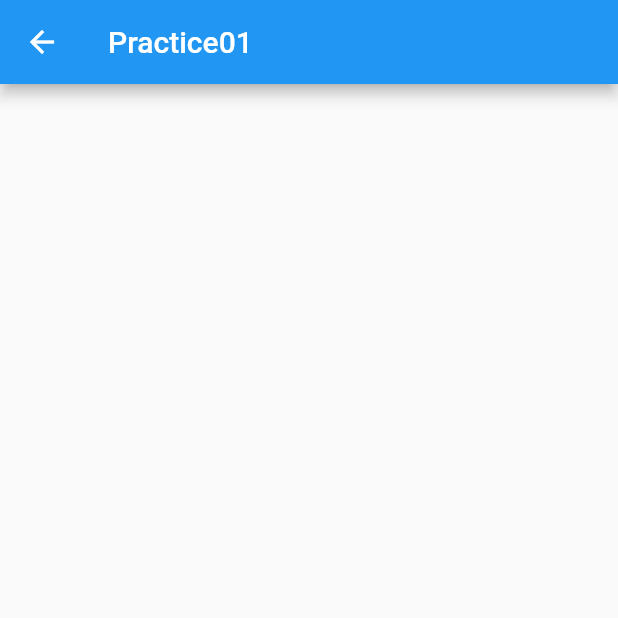
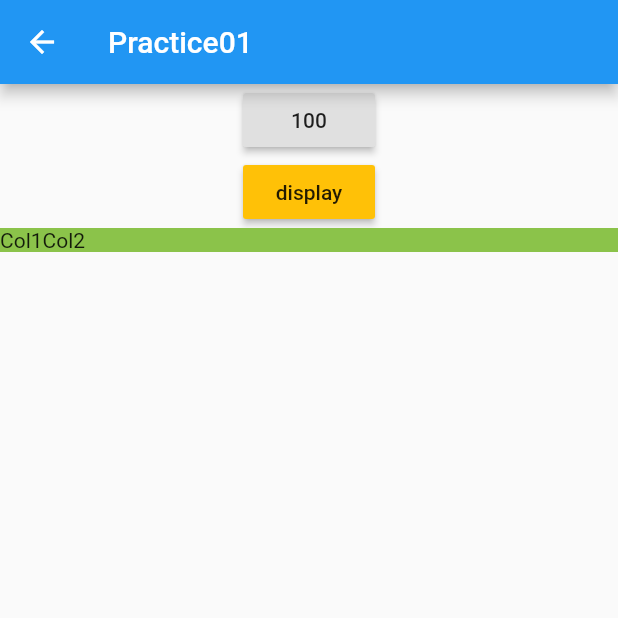
Before and after one commit to 1984tr/flutter-practice, a Flutter app: the Practice01 screen opened directly, on a phone screen of 412 x 824 dp, the top half of it. Run offline on Flutter 3.47's test engine with Material 2 defaults, Android fonts, the phone set to English and light mode, and no system bars; our stand-ins replace shared_preferences; accounts and stored records are empty.

Commit message:
practice01

```diff
--- a/lib/pages/practice/practice01.dart
+++ b/lib/pages/practice/practice01.dart
@@ -6,19 +6,56 @@ class Practice01 extends StatefulWidget {
 }
 
 class _Practice01State extends State<Practice01> {
+  var _count = 0;
+
+  @override
+  void initState() {
+    super.initState();
+    _count = 100;
+  }
+
   @override
   Widget build(BuildContext context) {
     return Scaffold(
-      appBar: AppBar(
-        title: Text("Practice01"),
-      ),
-      body: Container(
-        child: Column(
-          children: [
-
-          ],
+        appBar: AppBar(
+          title: Text("Practice01"),
         ),
-      ),
-    );
+        body: Container(
+            child: Column(children: [
+          RaisedButton(
+              onPressed: () {
+                setState(() {
+                  _count++;
+                });
+              },
+              child: Text("$_count")),
+          CustomButton(
+            display: Text("display"),
+            onPressed: () => {
+              setState(() {
+                _count++;
+              })
+            },
+          ),
+          Container(color: Colors.lightGreen,
+          child: Row(
+            children: [
+            Text("Col1"),
+            Text("Col2")
+          ],))
+        ])));
   }
 }
+
+class CustomButton extends StatelessWidget {
+  final Widget display;
+  final VoidCallback onPressed;
+
+  CustomButton({this.display, this.onPressed});
+
+  @override
+  Widget build(BuildContext context) {
+    return RaisedButton(
+        child: display, onPressed: onPressed, color: Colors.amber);
+  }
+}
```
